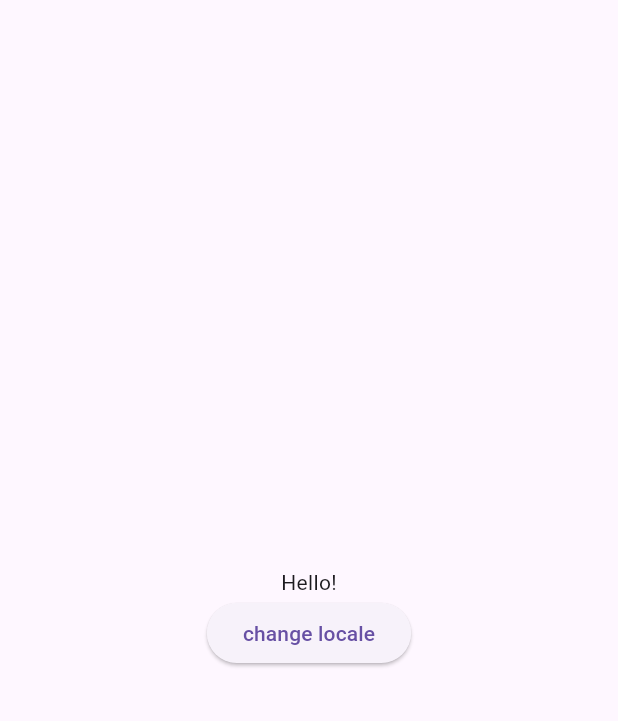
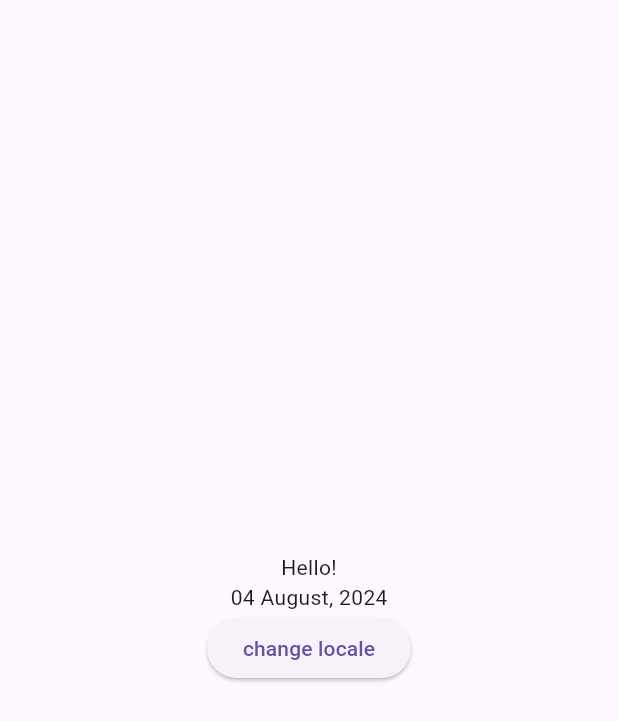
Before and after one commit to telegram-userx/personal_finance_app, a Flutter app: the screen it shows after launch, after a tap on "change locale", on a phone screen of 412 x 824 dp. Shown: the top 721 px of the screen. Run offline on Flutter 3.47's test engine with Material 3 defaults, Android fonts, the phone set to English and light mode, and no system bars; missing offline and left inert: turkmen_localization_support; generated files the repository leaves out were written again; statements that could not run were skipped.

Commit message:
add turkmen_localization_support

```diff
--- /dev/null
+++ b/assets/translations/strings_tk.i18n.json
@@ -0,0 +1,3 @@
+{
+    "hello": "Salam!"
+}
--- a/lib/home_screen.dart
+++ b/lib/home_screen.dart
@@ -1,4 +1,5 @@
 import 'package:flutter/material.dart';
+import 'package:intl/intl.dart';
 
 import 'generated/strings.g.dart';
 
@@ -17,10 +18,13 @@ class HomeScreen extends StatelessWidget {
             Text(
               context.translations.hello,
             ),
+            Text(DateFormat('dd LLLL, yyyy').format(DateTime.now())),
             ElevatedButton(
               onPressed: () {
                 if (TranslationProvider.of(context).locale == AppLocale.ru) {
                   LocaleSettings.setLocale(AppLocale.en);
+                } else if (TranslationProvider.of(context).locale == AppLocale.en) {
+                  LocaleSettings.setLocale(AppLocale.tk);
                 } else {
                   LocaleSettings.setLocale(AppLocale.ru);
                 }
--- a/lib/main.dart
+++ b/lib/main.dart
@@ -1,5 +1,7 @@
 import 'package:flutter/material.dart';
 import 'package:flutter_localizations/flutter_localizations.dart';
+import 'package:intl/intl.dart';
+import 'package:turkmen_localization_support/turkmen_localization_support.dart';
 
 import 'generated/strings.g.dart';
 import 'home_screen.dart';
@@ -9,9 +11,11 @@ void main() {
 
   // TODO set initial locale the device's locale if available, if not use base_locale
 
-  // TODO Try DateFormat class to format DateTime.
-  // DateFormat('dd LLLL, yyyy').format(DateTime.now()) -> see output for each locale
-  // Is there any anomaly? Try to fix them...
+  LocaleSettings.getLocaleStream().listen(
+    (appLocale) {
+      Intl.defaultLocale = appLocale.languageTag;
+    },
+  );
 
   runApp(const MainApp());
 }
@@ -31,6 +35,7 @@ class MainApp extends StatelessWidget {
             GlobalMaterialLocalizations.delegate,
             GlobalCupertinoLocalizations.delegate,
             GlobalWidgetsLocalizations.delegate,
+            ...TkDelegates.delegates,
           ],
 
           home: const HomeScreen(),
--- a/pubspec.yaml
+++ b/pubspec.yaml
@@ -16,6 +16,7 @@ dependencies:
   intl: ^0.19.0
   slang: ^3.31.1
   slang_flutter: ^3.31.0
+  turkmen_localization_support: ^0.0.8
 
 dev_dependencies:
   flutter_test:
```
Also changed, not shown: lib/generated/strings.g.dart, pubspec.lock, 1 other file.
